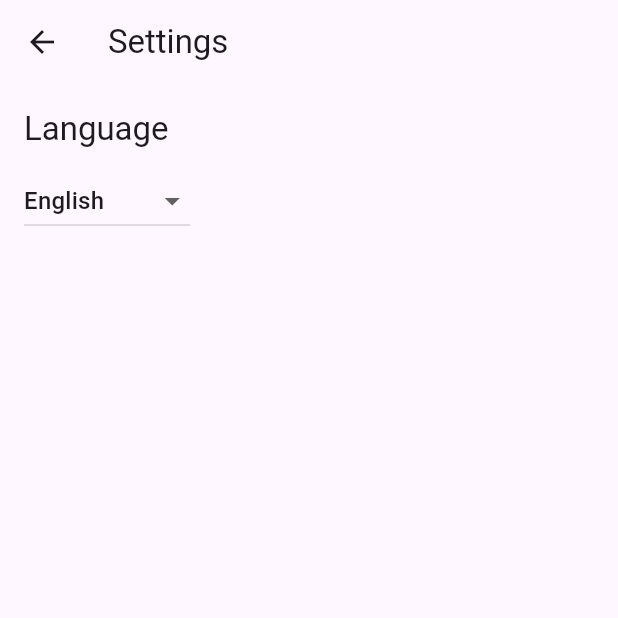
After one commit to kiu-chan/ui_project, a Flutter app: the SettingsPage screen opened directly, on a phone screen of 412 x 824 dp, the top half of it. The commit adds this screen. Run offline on Flutter 3.47's test engine with Material 3 defaults, Android fonts, the phone set to English and light mode, and no system bars; our stand-ins replace firebase_core; missing offline and left inert: mapbox_gl; accounts and stored records are empty; generated files the repository leaves out were written again.

Commit message:
update language

```diff
--- /dev/null
+++ b/lib/l10n/app_en.arb
@@ -0,0 +1,8 @@
+{
+  "home": "Home",
+  "map": "Map",
+  "settings": "Settings",
+  "language": "Language",
+  "english": "English",
+  "vietnamese": "Vietnamese"
+}
--- /dev/null
+++ b/lib/l10n/app_vi.arb
@@ -0,0 +1,8 @@
+{
+  "home": "Trang chủ",
+  "map": "Bản đồ",
+  "settings": "Cài đặt",
+  "language": "Ngôn ngữ",
+  "english": "Tiếng Anh",
+  "vietnamese": "Tiếng Việt"
+}
--- a/lib/src/app.dart
+++ b/lib/src/app.dart
@@ -1,21 +1,24 @@
 import 'package:flutter/material.dart';
+import 'package:provider/provider.dart';
+import 'package:flutter_gen/gen_l10n/app_localizations.dart';
 import 'package:ui_project/src/select_page.dart';
+import 'package:ui_project/src/providers/language_provider.dart';
 
-class MyApp extends StatefulWidget {
-  const MyApp({super.key});
+class MyApp extends StatelessWidget {
+  const MyApp({Key? key}) : super(key: key);
 
   @override
-  State<StatefulWidget> createState() {
-    return _MyAppState();
-  }
-}
-
-class _MyAppState extends State<MyApp> {
-  @override
   Widget build(BuildContext context) {
-    return const MaterialApp(
-      debugShowCheckedModeBanner: false,
-      home: SelectPage(),
+    return Consumer<LanguageProvider>(
+      builder: (context, languageProvider, child) {
+        return MaterialApp(
+          debugShowCheckedModeBanner: false,
+          localizationsDelegates: AppLocalizations.localizationsDelegates,
+          supportedLocales: AppLocalizations.supportedLocales,
+          locale: languageProvider.currentLocale,
+          home: const SelectPage(),
+        );
+      },
     );
   }
 }
--- /dev/null
+++ b/lib/src/page/settings/settings_page.dart
@@ -0,0 +1,50 @@
+import 'package:flutter/material.dart';
+import 'package:provider/provider.dart';
+import 'package:flutter_gen/gen_l10n/app_localizations.dart';
+import 'package:ui_project/src/providers/language_provider.dart';
+
+class SettingsPage extends StatelessWidget {
+  const SettingsPage({Key? key}) : super(key: key);
+
+  @override
+  Widget build(BuildContext context) {
+    final languageProvider = Provider.of<LanguageProvider>(context);
+
+    return Scaffold(
+      appBar: AppBar(
+        title: Text(AppLocalizations.of(context)!.settings),
+      ),
+      body: Padding(
+        padding: const EdgeInsets.all(16.0),
+        child: Column(
+          crossAxisAlignment: CrossAxisAlignment.start,
+          children: [
+            Text(
+              AppLocalizations.of(context)!.language,
+              style: Theme.of(context).textTheme.titleLarge,
+            ),
+            const SizedBox(height: 10),
+            DropdownButton<String>(
+              value: languageProvider.currentLanguage,
+              items: [
+                DropdownMenuItem(
+                  value: 'en',
+                  child: Text(AppLocalizations.of(context)!.english),
+                ),
+                DropdownMenuItem(
+                  value: 'vi',
+                  child: Text(AppLocalizations.of(context)!.vietnamese),
+                ),
+              ],
+              onChanged: (String? newValue) {
+                if (newValue != null) {
+                  languageProvider.changeLanguage(newValue);
+                }
+              },
+            ),
+          ],
+        ),
+      ),
+    );
+  }
+}
--- /dev/null
+++ b/lib/src/providers/language_provider.dart
@@ -0,0 +1,14 @@
+import 'package:flutter/material.dart';
+
+class LanguageProvider with ChangeNotifier {
+  Locale _currentLocale = const Locale('en');
+
+  Locale get currentLocale => _currentLocale;
+
+  String get currentLanguage => _currentLocale.languageCode;
+
+  void changeLanguage(String languageCode) {
+    _currentLocale = Locale(languageCode);
+    notifyListeners();
+  }
+}
--- a/pubspec.yaml
+++ b/pubspec.yaml
@@ -30,6 +30,8 @@ environment:
 dependencies:
   flutter:
     sdk: flutter
+  flutter_localizations:
+    sdk: flutter
 
 
   # The following adds the Cupertino Icons font to your application.
@@ -37,6 +39,8 @@ dependencies:
   cupertino_icons: ^1.0.8
   mapbox_gl: ^0.16.0
   firebase_core: ^3.4.0
+  provider: ^6.1.2
+  intl: ^0.19.0
 
 dev_dependencies:
   flutter_test:
@@ -47,7 +51,6 @@ dev_dependencies:
   # activated in the `analysis_options.yaml` file located at the root of your
   # package. See that file for information about deactivating specific lint
   # rules and activating additional ones.
-  flutter_lints: ^4.0.0
 
 # For information on the generic Dart part of this file, see the
 # following page: https://dart.dev/tools/pub/pubspec
@@ -59,6 +62,7 @@ flutter:
   # included with your application, so that you can use the icons in
   # the material Icons class.
   uses-material-design: true
+  generate: true
 
   # To add assets to your application, add an assets section, like this:
   # assets:
```
Also changed, not shown: lib/main.dart (+8 -1 lines), lib/src/select_page.dart (+22 -18 lines), pubspec.lock.
